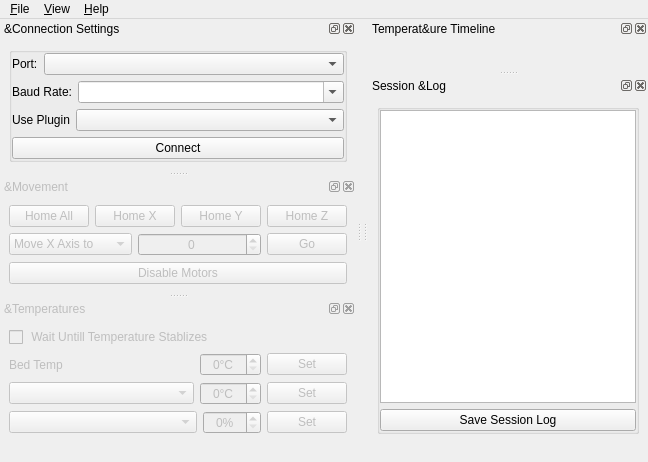
Qt form testclient/mainwindow.ui (KDE/atcore) before a commit.
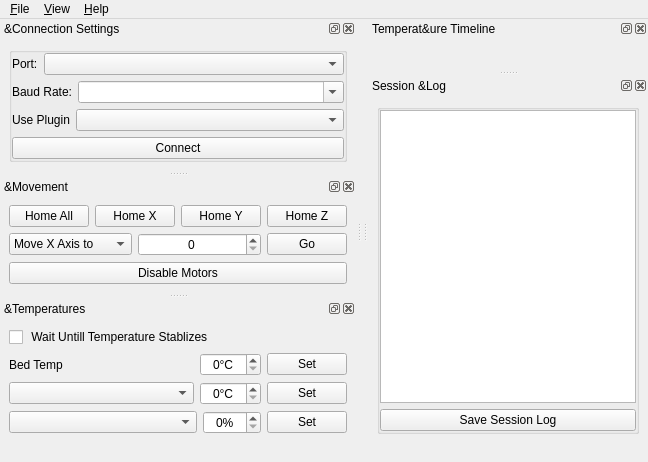
The same form after that commit. Icons and pictures are not drawn. Custom widgets are drawn as their Qt base class.

Commit message: Fix Dock Locking

Diff of the .ui file:
```diff
--- a/testclient/mainwindow.ui
+++ b/testclient/mainwindow.ui
@@ -722,9 +722,6 @@
    </property>
   </widget>
   <widget class="QDockWidget" name="moveDock">
-   <property name="enabled">
-    <bool>false</bool>
-   </property>
    <property name="minimumSize">
     <size>
      <width>0</width>
@@ -855,9 +852,6 @@
    </widget>
   </widget>
   <widget class="QDockWidget" name="tempControlsDock">
-   <property name="enabled">
-    <bool>false</bool>
-   </property>
    <property name="minimumSize">
     <size>
      <width>0</width>
```
Left out of the diff: 9 changed lines with no effect on the pictures. The commit also changes 2 other files.
